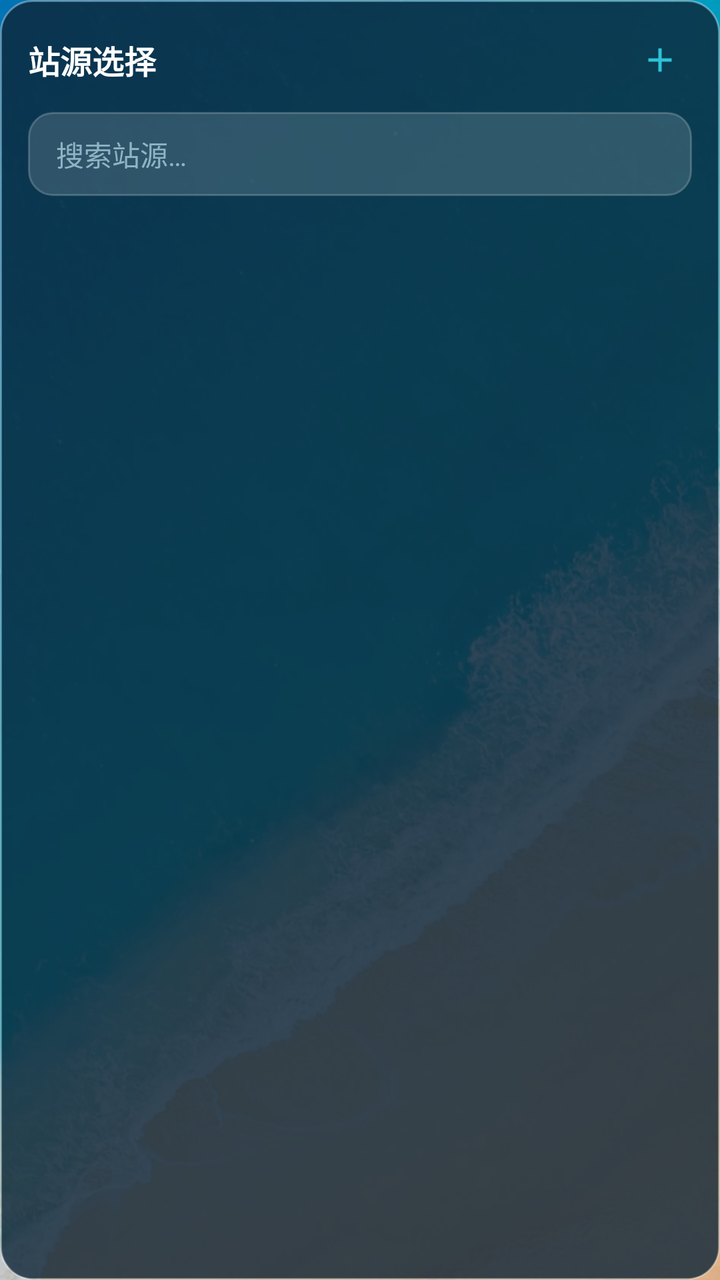
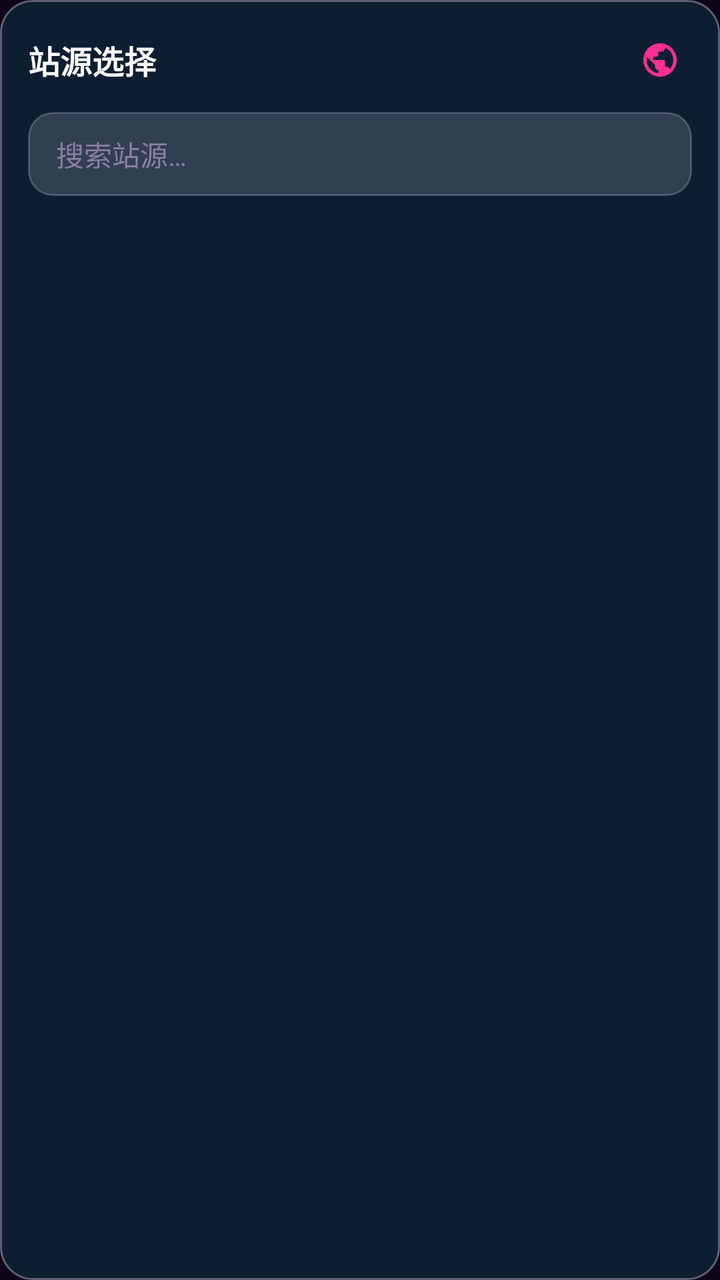

Before-and-after screenshots of an Android layout around one commit, followed by the original layout XML and the change that was made.
<!-- AndroidManifest.xml: application theme AppTheme -->
<!-- res/layout/dialog_source_picker.xml -->
<?xml version="1.0" encoding="utf-8"?>
<LinearLayout xmlns:android="http://schemas.android.com/apk/res/android"
    xmlns:app="http://schemas.android.com/apk/res-auto"
    android:layout_width="match_parent"
    android:layout_height="wrap_content"
    android:background="@drawable/bg_source_picker"
    android:orientation="vertical"
    android:padding="14dp">

    
    <LinearLayout
        android:layout_width="match_parent"
        android:layout_height="wrap_content"
        android:gravity="center_vertical"
        android:orientation="horizontal">

        <TextView
            android:id="@+id/tvPopupTitle"
            android:layout_width="0dp"
            android:layout_height="wrap_content"
            android:layout_weight="1"
            android:text="站源选择"
            android:textColor="@color/text_primary"
            android:textSize="16sp"
            android:textStyle="bold" />

        <TextView
            android:id="@+id/tvSourceCount"
            android:layout_width="wrap_content"
            android:layout_height="wrap_content"
            android:layout_marginEnd="8dp"
            android:textColor="@color/text_secondary"
            android:textSize="12sp" />

        <ImageView
            android:id="@+id/btnManageSource"
            android:layout_width="32dp"
            android:layout_height="32dp"
            android:background="?attr/selectableItemBackgroundBorderless"
            android:padding="6dp"
            android:src="@drawable/ic_add"
            app:tint="@color/colorPrimary" />
    </LinearLayout>

    
    <EditText
        android:id="@+id/etSearch"
        android:layout_width="match_parent"
        android:layout_height="42dp"
        android:layout_marginTop="10dp"
        android:layout_marginBottom="10dp"
        android:background="@drawable/bg_search_input"
        android:hint="搜索站源…"
        android:paddingStart="14dp"
        android:paddingEnd="14dp"
        android:singleLine="true"
        android:textColor="@color/text_primary"
        android:textColorHint="@color/text_hint"
        android:textSize="14sp" />

    
    <HorizontalScrollView
        android:layout_width="match_parent"
        android:layout_height="wrap_content"
        android:scrollbars="none">

        <LinearLayout
            android:id="@+id/chipContainer"
            android:layout_width="wrap_content"
            android:layout_height="wrap_content"
            android:orientation="horizontal" />
    </HorizontalScrollView>

    
    <androidx.recyclerview.widget.RecyclerView
        android:id="@+id/rvSource"
        android:layout_width="match_parent"
        android:layout_height="wrap_content"
        android:layout_marginTop="10dp"
        android:clipToPadding="false"
        android:maxHeight="400dp"
        android:paddingBottom="4dp"
        android:scrollbars="none" />

    
    <LinearLayout
        android:id="@+id/popupEmpty"
        android:layout_width="match_parent"
        android:layout_height="wrap_content"
        android:layout_marginTop="16dp"
        android:layout_marginBottom="8dp"
        android:gravity="center_horizontal"
        android:orientation="vertical"
        android:visibility="gone">

        <TextView
            android:id="@+id/tvPopupEmpty"
            android:layout_width="wrap_content"
            android:layout_height="wrap_content"
            android:gravity="center"
            android:textColor="@color/text_secondary"
            android:textSize="14sp" />

        <Button
            android:id="@+id/btnPopupImport"
            android:layout_width="wrap_content"
            android:layout_height="wrap_content"
            android:layout_marginTop="12dp"
            android:text="去导入" />
    </LinearLayout>

</LinearLayout>
<!-- resources referenced by this layout -->
<resources>
  <color name="colorPrimary">#2BC4D8</color>
  <color name="text_hint">#8FB4C4</color>
  <color name="text_primary">#FFFFFF</color>
  <color name="text_secondary">#C4DEE9</color>
  <!-- drawable bg_search_input (drawable) -->
  <?xml version="1.0" encoding="utf-8"?>
  <shape xmlns:android="http://schemas.android.com/apk/res/android"
      android:shape="rectangle">
      <solid android:color="#26FFFFFF" />
      <corners android:radius="12dp" />
      <stroke
          android:width="1dp"
          android:color="#33FFFFFF" />
  </shape>
  <!-- drawable bg_source_picker (drawable) -->
  <?xml version="1.0" encoding="utf-8"?>
  <shape xmlns:android="http://schemas.android.com/apk/res/android"
      android:shape="rectangle">
      <solid android:color="#CC0D2538" />
      <corners android:radius="16dp" />
      <stroke
          android:width="1dp"
          android:color="#55FFFFFF" />
  </shape>
  <!-- drawable ic_add (drawable) -->
  <?xml version="1.0" encoding="utf-8"?>
  <vector xmlns:android="http://schemas.android.com/apk/res/android"
      android:width="24dp"
      android:height="24dp"
      android:viewportWidth="24"
      android:viewportHeight="24">
      <path
          android:fillColor="#FFFFFF"
          android:pathData="M19,13h-6v6h-2v-6H5v-2h6V5h2v6h6v2z" />
  </vector>
  <style name="AppTheme" parent="Base.AppTheme" />
  <style name="Base.AppTheme" parent="Theme.Material3.Dark.NoActionBar">
          <item name="colorPrimary">@color/colorPrimary</item>
          <item name="colorOnPrimary">@color/colorOnPrimary</item>
          <item name="colorPrimaryVariant">@color/colorPrimaryVariant</item>
          <item name="android:statusBarColor">@android:color/transparent</item>
          <item name="android:navigationBarColor">@android:color/transparent</item>
          <item name="android:windowBackground">@drawable/bg_beach</item>
          <item name="android:windowDrawsSystemBarBackgrounds">true</item>
          <item name="android:forceDarkAllowed">false</item>
      </style>
  <color name="colorOnPrimary">#06202A</color>
  <color name="colorPrimaryVariant">#1FA7BC</color>
  <!-- drawable bg_beach: webp bitmap (drawable-nodpi, 64794 bytes) -->
</resources>

<!-- the commit's change to res/layout/dialog_source_picker.xml (unified diff, before → after) -->
@@ -37,8 +37,9 @@
             android:layout_width="32dp"
             android:layout_height="32dp"
             android:background="?attr/selectableItemBackgroundBorderless"
+            android:contentDescription="@string/online_site_title"
             android:padding="6dp"
-            android:src="@drawable/ic_add"
+            android:src="@drawable/ic_web"
             app:tint="@color/colorPrimary" />
     </LinearLayout>
 
<!-- resource entries referenced after the edit -->
@@ -1,9 +1,9 @@
 <!-- resources referenced by this layout -->
 <resources>
-  <color name="colorPrimary">#2BC4D8</color>
-  <color name="text_hint">#8FB4C4</color>
+  <color name="colorPrimary">#FF2E93</color>
+  <color name="text_hint">#8A7FA3</color>
   <color name="text_primary">#FFFFFF</color>
-  <color name="text_secondary">#C4DEE9</color>
+  <color name="text_secondary">#B9A8D6</color>
   <!-- drawable bg_search_input (drawable) -->
   <?xml version="1.0" encoding="utf-8"?>
   <shape xmlns:android="http://schemas.android.com/apk/res/android"
@@ -24,7 +24,7 @@
           android:width="1dp"
           android:color="#55FFFFFF" />
   </shape>
-  <!-- drawable ic_add (drawable) -->
+  <!-- drawable ic_web (drawable) -->
   <?xml version="1.0" encoding="utf-8"?>
   <vector xmlns:android="http://schemas.android.com/apk/res/android"
       android:width="24dp"
@@ -33,8 +33,9 @@
       android:viewportHeight="24">
       <path
           android:fillColor="#FFFFFF"
-          android:pathData="M19,13h-6v6h-2v-6H5v-2h6V5h2v6h6v2z" />
+          android:pathData="M12,2C6.48,2 2,6.48 2,12s4.48,10 10,10 10,-4.48 10,-10S17.52,2 12,2zM11,19.93c-3.95,-0.49 -7,-3.85 -7,-7.93 0,-0.62 0.08,-1.21 0.21,-1.79L9,15v1c0,1.1 0.9,2 2,2v1.93zM17.9,17.39c-0.26,-0.81 -1,-1.39 -1.9,-1.39h-1v-3c0,-0.55 -0.45,-1 -1,-1H8v-2h2c0.55,0 1,-0.45 1,-1V7h2c1.1,0 2,-0.9 2,-2v-0.41c2.93,1.19 5,4.06 5,7.41 0,2.08 -0.8,3.97 -2.1,5.39z" />
   </vector>
+  <string name="online_site_title">在线网站</string>
   <style name="AppTheme" parent="Base.AppTheme" />
   <style name="Base.AppTheme" parent="Theme.Material3.Dark.NoActionBar">
           <item name="colorPrimary">@color/colorPrimary</item>
@@ -42,12 +43,12 @@
           <item name="colorPrimaryVariant">@color/colorPrimaryVariant</item>
           <item name="android:statusBarColor">@android:color/transparent</item>
           <item name="android:navigationBarColor">@android:color/transparent</item>
-          <item name="android:windowBackground">@drawable/bg_beach</item>
+          <item name="android:windowBackground">@color/bg_dark</item>
           <item name="android:windowDrawsSystemBarBackgrounds">true</item>
           <item name="android:forceDarkAllowed">false</item>
       </style>
-  <color name="colorOnPrimary">#06202A</color>
-  <color name="colorPrimaryVariant">#1FA7BC</color>
-  <!-- drawable bg_beach: webp bitmap (drawable-nodpi, 64794 bytes) -->
+  <color name="colorOnPrimary">#FFFFFF</color>
+  <color name="colorPrimaryVariant">#C2187A</color>
+  <color name="bg_dark">#0D0518</color>
 </resources>
 
